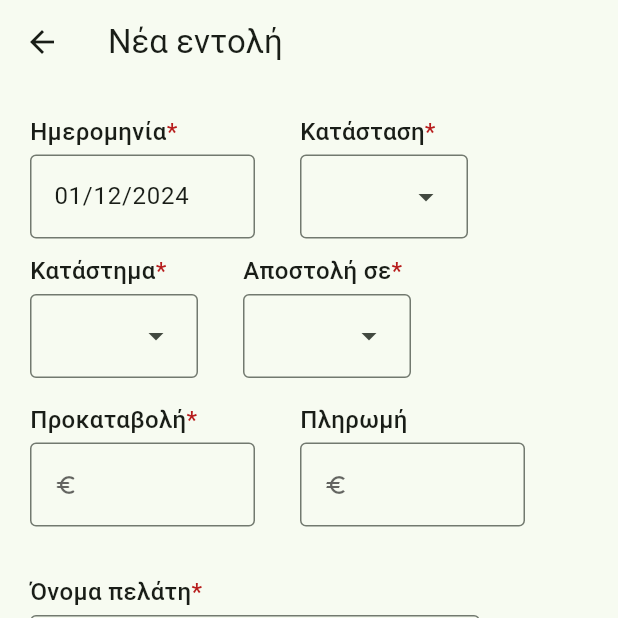
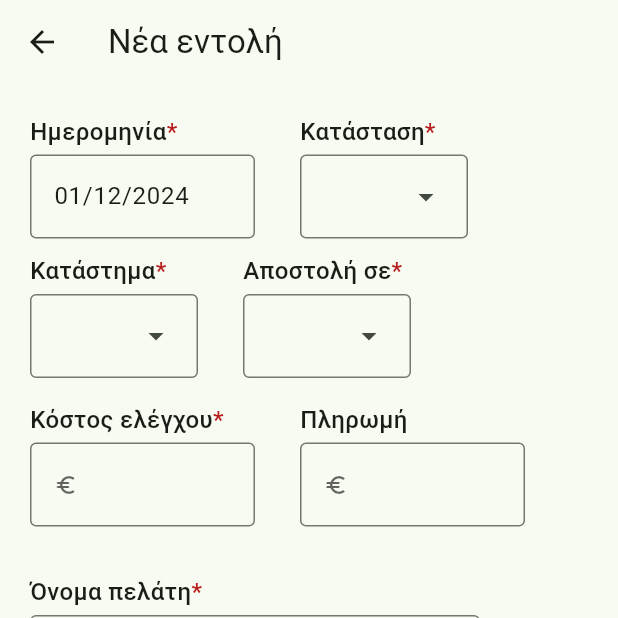
Before and after one commit to StratosGiak/rodis_app, a Flutter app: the AddRecordScreen screen opened directly, on a phone screen of 412 x 824 dp, the top half of it. Run offline on Flutter 3.47's test engine with Material 3 defaults, Android fonts, the light colour scheme and no system bars; our stand-ins replace cross_file, flutter_image_compress, image_picker.

Commit message:
rename some field labels

```diff
--- a/lib/screens/add_record_screen.dart
+++ b/lib/screens/add_record_screen.dart
@@ -461,7 +461,7 @@ class _AddRecordScreenState extends State<AddRecordScreen> {
                       runSpacing: 10,
                       children: [
                         FormFieldItem(
-                          label: "Προκαταβολή",
+                          label: "Κόστος ελέγχου",
                           controller: advanceController,
                           required: true,
                           textInputType: const TextInputType.numberWithOptions(
@@ -656,7 +656,7 @@ class _AddRecordScreenState extends State<AddRecordScreen> {
                         Column(
                           children: [
                             FormFieldItem(
-                              label: "Παρατηρήσεις παραλαβής",
+                              label: "Παρατηρήσεις βλάβης",
                               controller: notesReceivedController,
                               textInputType: TextInputType.multiline,
                               required: true,
```
